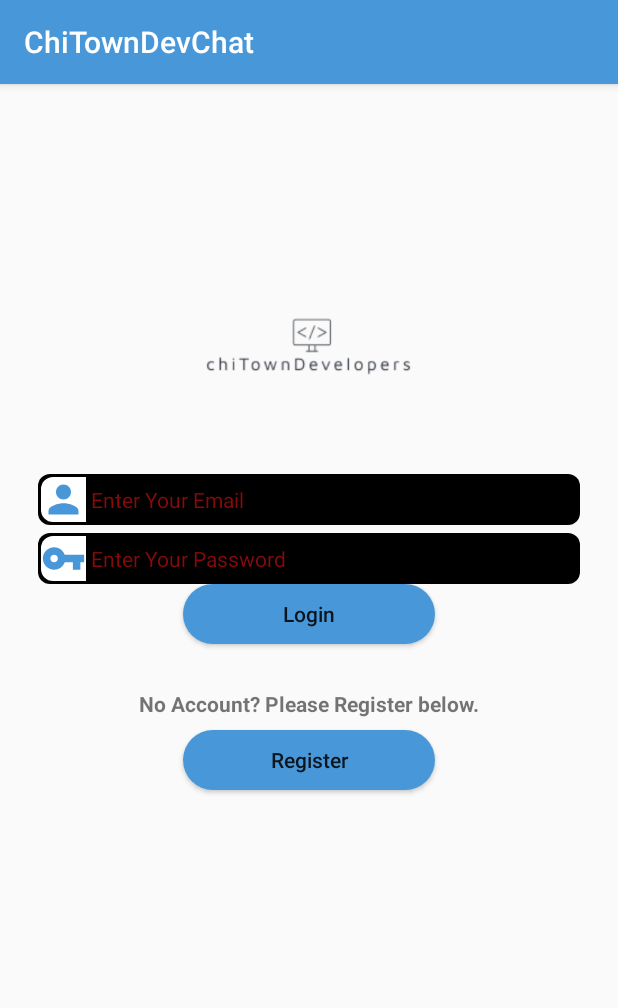
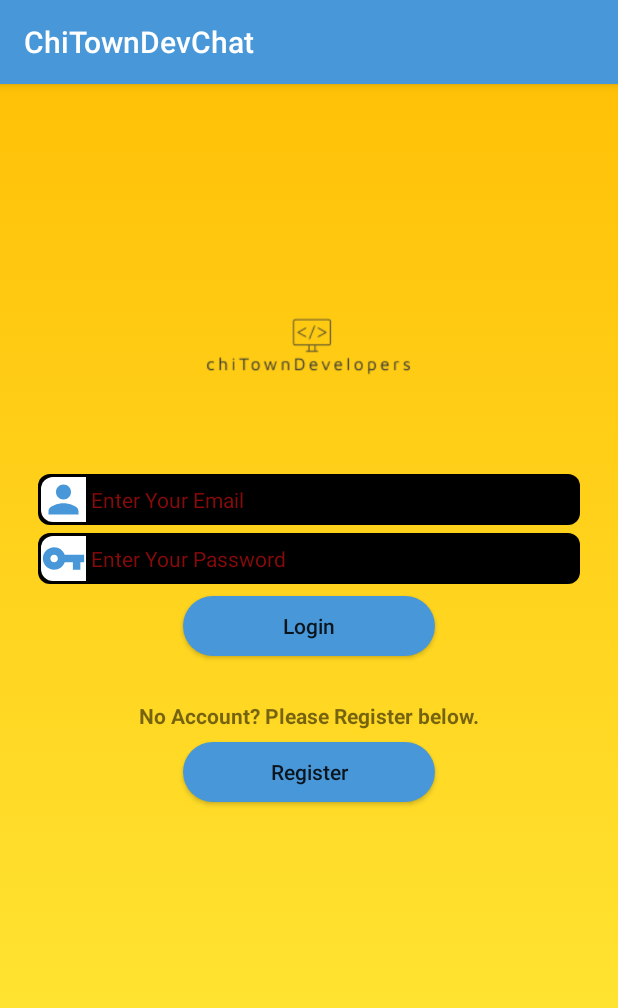
Before and after one commit to wchandler2020/ChiTownDevChat, an Android app: the LoginPage screen opened directly, with no data from a screen before it, on a phone screen of 412 x 824 dp. Shown: the top 1008 px of the screen. Run offline under Robolectric (Android 15) with nearby library versions, the phone set to English and light mode, and no system bars.

Commit message:
added animatino to login screen

```diff
--- a/app/src/main/java/com/example/chitowndevchat/Activities/LoginPage.java
+++ b/app/src/main/java/com/example/chitowndevchat/Activities/LoginPage.java
@@ -2,15 +2,45 @@ package com.example.chitowndevchat.Activities;
 
 import androidx.appcompat.app.AppCompatActivity;
 
+import android.graphics.drawable.AnimationDrawable;
 import android.os.Bundle;
+import android.widget.RelativeLayout;
+import android.widget.Toast;
 
 import com.example.chitowndevchat.R;
 
 public class LoginPage extends AppCompatActivity {
 
+    //Vars for XML
+    RelativeLayout objectRelativeLayout;
+
+    // Class Vars
+    private AnimationDrawable objectAnimationDrawable;
+
+
     @Override
     protected void onCreate(Bundle savedInstanceState) {
         super.onCreate(savedInstanceState);
         setContentView(R.layout.activity_login_page);
+
+        attachJavaObjectToXML();
+    }
+
+    private void attachJavaObjectToXML()
+    {
+        try
+        {
+            objectRelativeLayout = findViewById(R.id.loginPage_RL);
+            objectAnimationDrawable=(AnimationDrawable) objectRelativeLayout.getBackground();
+
+            objectAnimationDrawable.setEnterFadeDuration(4500);
+            objectAnimationDrawable.setExitFadeDuration(4500);
+
+            objectAnimationDrawable.start();
+        }
+        catch (Exception e)
+        {
+            Toast.makeText(this, "LoginPage: " + e.getMessage(), Toast.LENGTH_SHORT).show();
+        }
     }
 }
--- /dev/null
+++ b/app/src/main/res/drawable/login_background_animation.xml
@@ -0,0 +1,12 @@
+<?xml version="1.0" encoding="utf-8"?>
+<animation-list xmlns:android="http://schemas.android.com/apk/res/android">
+    <item android:drawable="@drawable/login_bg_animation_first_layer"
+        android:duration="4500"
+        />
+    <item android:drawable="@drawable/login_bg_animation_second_layer"
+        android:duration="4500"
+        />
+    <item android:drawable="@drawable/login_bg_animation_third_layer"
+        android:duration="4500"
+        />
+</animation-list>
--- /dev/null
+++ b/app/src/main/res/drawable/login_bg_animation_first_layer.xml
@@ -0,0 +1,9 @@
+<?xml version="1.0" encoding="utf-8"?>
+<shape xmlns:android="http://schemas.android.com/apk/res/android">
+    <gradient
+        android:startColor="#FFC107"
+        android:endColor="#FFEB3B"
+        android:angle="-90"
+        />
+
+</shape>
--- /dev/null
+++ b/app/src/main/res/drawable/login_bg_animation_second_layer.xml
@@ -0,0 +1,8 @@
+<?xml version="1.0" encoding="utf-8"?>
+<shape xmlns:android="http://schemas.android.com/apk/res/android">
+    <gradient
+        android:startColor="#FFEB3B"
+        android:endColor="#CDDC39"
+        android:angle="-90"
+        />
+</shape>
--- /dev/null
+++ b/app/src/main/res/drawable/login_bg_animation_third_layer.xml
@@ -0,0 +1,8 @@
+<?xml version="1.0" encoding="utf-8"?>
+<shape xmlns:android="http://schemas.android.com/apk/res/android">
+    <gradient
+        android:startColor="#8BC34A"
+        android:endColor="#4CAF50"
+        android:angle="-90"
+        />
+</shape>
--- a/app/src/main/res/layout/activity_login_page.xml
+++ b/app/src/main/res/layout/activity_login_page.xml
@@ -5,6 +5,7 @@
     android:layout_width="match_parent"
     android:layout_height="match_parent"
     android:id="@+id/loginPage_RL"
+    android:background="@drawable/login_background_animation"
     tools:context=".Activities.LoginPage">
 
     <ImageView
@@ -62,6 +63,7 @@
         android:layout_width="168dp"
         android:layout_height="40dp"
         android:id="@+id/loginPage_loginBtn"
+        android:layout_marginTop="8dp"
         android:background="@drawable/round_btn_bg"
         android:layout_centerInParent="true"
         android:layout_below="@+id/loginPage_passwordET"
```
